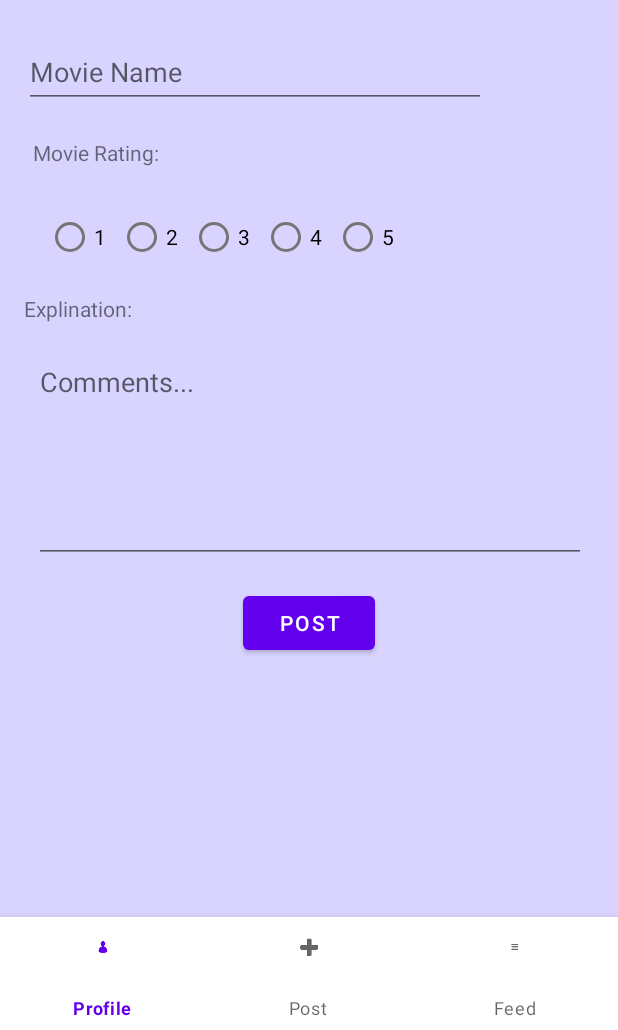
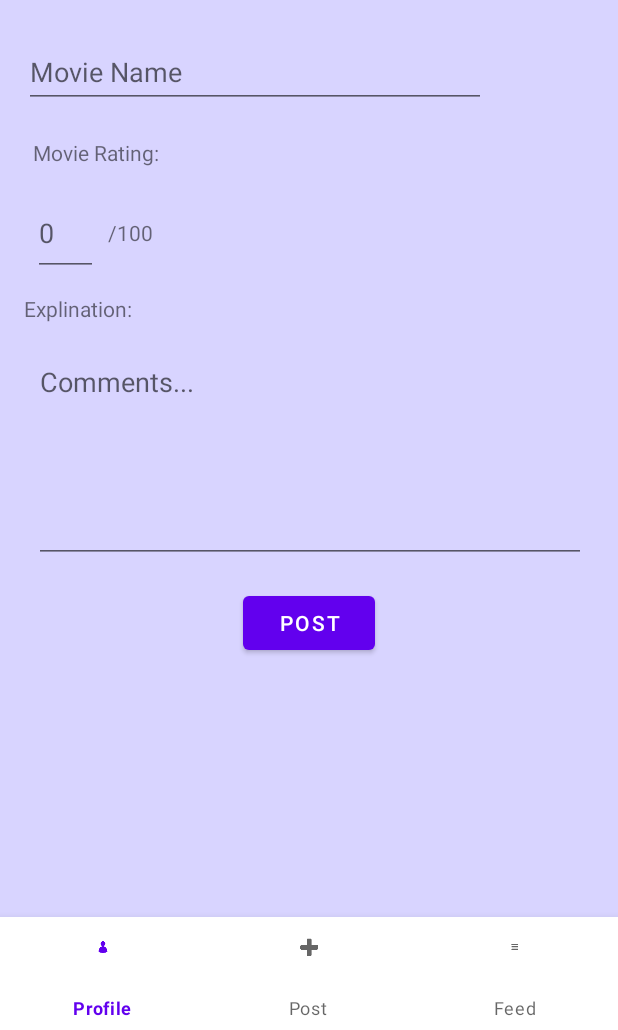
Before and after one commit to leestephens12/Boxoffice-ls, an Android app: the fragment SecondFragment placed in its activity, on a phone screen of 412 x 824 dp, the part 206-1236 px from its top. Run offline under Robolectric (Android 15) with nearby library versions, the phone set to English and light mode, and no system bars; our stand-ins replace Firebase (no records; nobody signed in at launch, a user with empty details on screens opened directly).

Commit message:
Rating system fixed and complete

```diff
--- a/app/src/main/java/com/stephensapps/boxoffice_ls/SecondFragment.kt
+++ b/app/src/main/java/com/stephensapps/boxoffice_ls/SecondFragment.kt
@@ -17,9 +17,7 @@ class SecondFragment:Fragment(R.layout.fragment_second) {
 
         val post = view.findViewById<Button>(R.id.postBtn)
         val movieName = view.findViewById<EditText>(R.id.editTextMovieName)
-        val ratingGroup = view.findViewById<RadioGroup>(R.id.rdoMovieRating)
-        val ratingID: Int = ratingGroup.checkedRadioButtonId
-        val radioBtn = view.findViewById<RadioButton>(ratingID)
+        val rating = view.findViewById<EditText>(R.id.editTextRating)
         val description = view.findViewById<EditText>(R.id.editTextDescription)
         val errorText = view.findViewById<TextView>(R.id.errorText)
 
@@ -31,9 +29,12 @@ class SecondFragment:Fragment(R.layout.fragment_second) {
             if (movieName.text.isEmpty()) {
                 errorText.text = "Field must be complete"
                 movieName.setHintTextColor(Color.RED)
-            } else if (ratingID != -1) {
+            } else if (rating.text.isEmpty()) {
                 errorText.text = "Field must be complete"
-                ratingGroup.setBackgroundColor(Color.RED)
+                rating.setHintTextColor(Color.RED)
+            } else if(Integer.parseInt(rating.text.toString()) > 100 || Integer.parseInt( rating.text.toString()) < 1) {
+                errorText.text = "Rating must be between 1-100"
+                rating.setHintTextColor(Color.RED)
             } else if (description.text.isEmpty()) {
                 errorText.text = "Field must be complete"
                 description.setHintTextColor(Color.RED)
@@ -42,7 +43,7 @@ class SecondFragment:Fragment(R.layout.fragment_second) {
 
                 val post = hashMapOf(
                     "movieName" to movieName.text.toString(),
-                    "movieRating" to ratingID.toString(),
+                    "movieRating" to rating.text.toString(),
                     "description" to description.text.toString()
                 )
 
@@ -57,6 +58,7 @@ class SecondFragment:Fragment(R.layout.fragment_second) {
                             .show()
                         movieName.setText("")
                         description.setText("")
+                        rating.setText("")
 
 
                     }
--- a/app/src/main/res/layout/fragment_second.xml
+++ b/app/src/main/res/layout/fragment_second.xml
@@ -54,66 +54,6 @@
         app:layout_constraintStart_toStartOf="parent"
         app:layout_constraintTop_toBottomOf="@+id/editTextMovieName" />
 
-    <RadioGroup
-        android:id="@+id/rdoMovieRating"
-        android:layout_width="wrap_content"
-        android:layout_height="wrap_content"
-        android:orientation="horizontal"
-        app:layout_constraintBottom_toBottomOf="parent"
-        app:layout_constraintEnd_toEndOf="parent"
-        app:layout_constraintHorizontal_bias="0.18"
-        app:layout_constraintStart_toStartOf="parent"
-        app:layout_constraintTop_toBottomOf="@+id/textView3"
-        app:layout_constraintVertical_bias="0.05">
-
-        <RadioButton
-            android:id="@+id/characters1"
-            android:layout_width="match_parent"
-            android:layout_height="wrap_content"
-            android:inputType="text"
-            android:text="1"
-            tools:ignore="TouchTargetSizeCheck"
-            tools:text="1" />
-
-        <RadioButton
-            android:id="@+id/characters2"
-            android:layout_width="match_parent"
-            android:layout_height="wrap_content"
-            android:inputType="text"
-            android:text="2"
-            tools:ignore="TouchTargetSizeCheck"
-            tools:text="2" />
-
-        <RadioButton
-            android:id="@+id/characters3"
-            android:layout_width="match_parent"
-            android:layout_height="wrap_content"
-            android:inputType="text"
-            android:text="3"
-            tools:ignore="TouchTargetSizeCheck"
-            tools:text="3" />
-
-        <RadioButton
-            android:id="@+id/characters4"
-            android:layout_width="match_parent"
-            android:layout_height="wrap_content"
-            android:inputType="text"
-            android:text="4"
-            tools:ignore="TouchTargetSizeCheck"
-            tools:text="4" />
-
-        <RadioButton
-            android:id="@+id/characters5"
-            android:layout_width="match_parent"
-            android:layout_height="wrap_content"
-            android:inputType="text"
-            android:minHeight="48dp"
-            android:text="5"
-            tools:ignore="TouchTargetSizeCheck"
-            tools:text="5" />
-
-    </RadioGroup>
-
     <EditText
         android:id="@+id/editTextDescription"
         android:layout_width="368dp"
@@ -153,4 +93,31 @@
         app:layout_constraintTop_toBottomOf="@+id/postBtn"
         app:layout_constraintVertical_bias="0.102" />
 
+    <EditText
+        android:id="@+id/editTextRating"
+        android:layout_width="43dp"
+        android:layout_height="57dp"
+        android:ems="10"
+        android:hint="0"
+        android:inputType="number"
+        app:layout_constraintBottom_toTopOf="@+id/textView5"
+        app:layout_constraintEnd_toEndOf="parent"
+        app:layout_constraintHorizontal_bias="0.059"
+        app:layout_constraintStart_toStartOf="parent"
+        app:layout_constraintTop_toBottomOf="@+id/textView3"
+        app:layout_constraintVertical_bias="0.571"
+        tools:ignore="TouchTargetSizeCheck" />
+
+    <TextView
+        android:id="@+id/textView2"
+        android:layout_width="68dp"
+        android:layout_height="32dp"
+        android:text="/100"
+        app:layout_constraintBottom_toTopOf="@+id/textView5"
+        app:layout_constraintEnd_toEndOf="parent"
+        app:layout_constraintHorizontal_bias="0.025"
+        app:layout_constraintStart_toEndOf="@+id/editTextRating"
+        app:layout_constraintTop_toBottomOf="@+id/textView3"
+        app:layout_constraintVertical_bias="0.641" />
+
 </androidx.constraintlayout.widget.ConstraintLayout>
```
